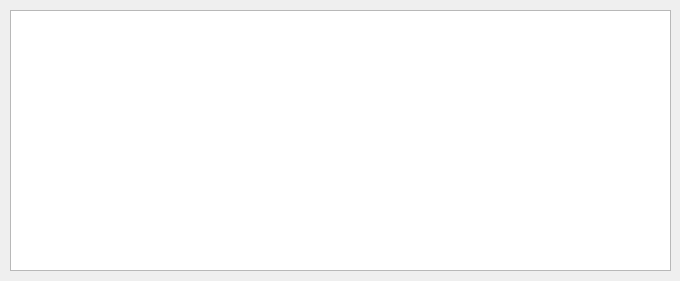
This is main.ui in fivan999/coffees as Qt 5 draws it before an edit. The edited form follows.
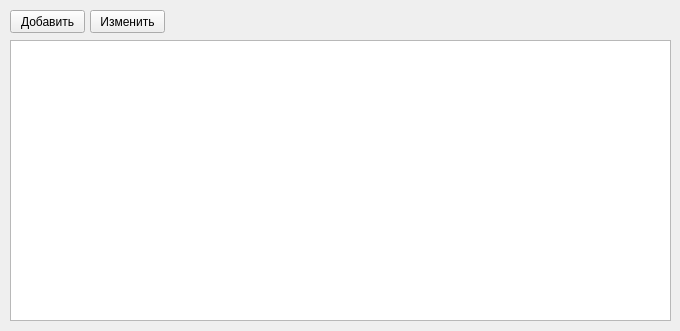
This is the edited form.

```diff
--- a/main.ui
+++ b/main.ui
@@ -7,7 +7,7 @@
     <x>0</x>
     <y>0</y>
     <width>680</width>
-    <height>281</height>
+    <height>331</height>
    </rect>
   </property>
   <property name="windowTitle">
@@ -17,12 +17,38 @@
    <property name="geometry">
     <rect>
      <x>10</x>
-     <y>10</y>
+     <y>40</y>
      <width>661</width>
-     <height>261</height>
+     <height>281</height>
     </rect>
    </property>
   </widget>
+  <widget class="QPushButton" name="add_coffee_btn">
+   <property name="geometry">
+    <rect>
+     <x>10</x>
+     <y>10</y>
+     <width>75</width>
+     <height>23</height>
+    </rect>
+   </property>
+   <property name="text">
+    <string>Добавить</string>
+   </property>
+  </widget>
+  <widget class="QPushButton" name="edit_coffee_btn">
+   <property name="geometry">
+    <rect>
+     <x>90</x>
+     <y>10</y>
+     <width>75</width>
+     <height>23</height>
+    </rect>
+   </property>
+   <property name="text">
+    <string>Изменить</string>
+   </property>
+  </widget>
  </widget>
  <resources/>
  <connections/>
```
